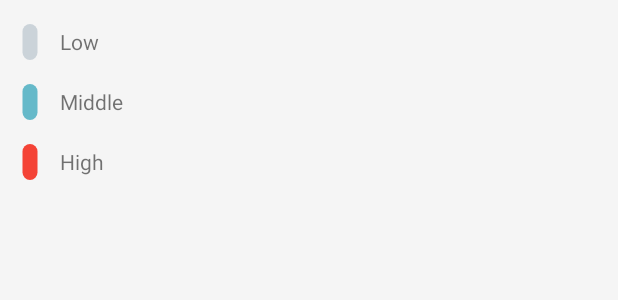
After one commit to ozh-dev/ToDayToDone, an Android app: the layout layout_sort.xml on its own in the app's theme, with its tools: preview values and no code run, on a phone screen of 412 x 824 dp. The commit adds this screen. Shown: the top 300 px of the screen. Run offline under Robolectric (Android 15) with nearby library versions, the phone set to English and light mode, and no system bars.

Commit message:
Added Sort dialog and sort logic

```diff
--- a/app/src/main/java/ru/ozh/application/screen/SwipeController.kt
+++ b/app/src/main/java/ru/ozh/application/screen/SwipeController.kt
@@ -93,12 +93,12 @@ class SwipeController(
         }
 
         if (isLtr) {
-            if (abs(deltaX) == threshold) {
+            if (abs(deltaX) == threshold && isCurrentlyActive) {
                 swipeAction = SwipeAction.REMOVE
             }
             drawRemove(canvas, viewHolder.itemView, deltaX.toInt())
         } else {
-            if (abs(deltaX) == threshold) {
+            if (abs(deltaX) == threshold && isCurrentlyActive) {
                 swipeAction = SwipeAction.DONE
             }
             drawDone(canvas, viewHolder.itemView, deltaX.toInt())
--- a/app/src/main/java/ru/ozh/application/view/PriorityView.kt
+++ b/app/src/main/java/ru/ozh/application/view/PriorityView.kt
@@ -43,8 +43,6 @@ class PriorityView @JvmOverloads constructor(
             context.theme
         )
         paint.strokeWidth = strokeWidth
-
-        isClickable = true
     }
 
     override fun onDraw(canvas: Canvas) {
--- /dev/null
+++ b/app/src/main/res/drawable/bg_rect_round_12.xml
@@ -0,0 +1,6 @@
+<?xml version="1.0" encoding="utf-8"?>
+<shape android:shape="rectangle"
+    xmlns:android="http://schemas.android.com/apk/res/android">
+    <corners android:radius="12dp" />
+    <solid android:color="@color/white" />
+</shape>
--- /dev/null
+++ b/app/src/main/res/layout/layout_sort.xml
@@ -0,0 +1,73 @@
+<?xml version="1.0" encoding="utf-8"?>
+<LinearLayout xmlns:android="http://schemas.android.com/apk/res/android"
+    xmlns:app="http://schemas.android.com/apk/res-auto"
+    android:id="@+id/color_choose_view"
+    android:layout_width="120dp"
+    android:layout_height="wrap_content"
+    android:paddingVertical="8dp"
+    android:orientation="vertical">
+
+    <LinearLayout
+        android:id="@+id/low_sort_btn"
+        android:background="?selectableItemBackground"
+        android:layout_width="match_parent"
+        android:layout_height="wrap_content"
+        android:gravity="center_vertical"
+        android:orientation="horizontal">
+
+        <ru.ozh.application.view.PriorityView
+            android:id="@+id/low_priority_btn"
+            android:layout_width="40dp"
+            android:layout_height="40dp"
+            app:cv_priority="low" />
+
+        <TextView
+            android:layout_width="wrap_content"
+            android:layout_height="wrap_content"
+            android:text="@string/sort_low_text" />
+
+    </LinearLayout>
+
+    <LinearLayout
+        android:id="@+id/middle_sort_btn"
+        android:background="?selectableItemBackground"
+        android:layout_width="match_parent"
+        android:layout_height="wrap_content"
+        android:gravity="center_vertical"
+        android:orientation="horizontal">
+
+        <ru.ozh.application.view.PriorityView
+            android:id="@+id/middle_priority_btn"
+            android:layout_width="40dp"
+            android:layout_height="40dp"
+            app:cv_priority="middle" />
+
+        <TextView
+            android:layout_width="wrap_content"
+            android:layout_height="wrap_content"
+            android:text="@string/sort_middle_text" />
+
+    </LinearLayout>
+
+    <LinearLayout
+        android:id="@+id/high_sort_btn"
+        android:background="?selectableItemBackground"
+        android:layout_width="match_parent"
+        android:layout_height="wrap_content"
+        android:gravity="center_vertical"
+        android:orientation="horizontal">
+
+        <ru.ozh.application.view.PriorityView
+            android:id="@+id/high_priority_btn"
+            android:layout_width="40dp"
+            android:layout_height="40dp"
+            app:cv_priority="high" />
+
+        <TextView
+            android:layout_width="wrap_content"
+            android:layout_height="wrap_content"
+            android:text="@string/sort_high_text" />
+
+    </LinearLayout>
+
+</LinearLayout>
--- a/app/src/main/res/values/strings.xml
+++ b/app/src/main/res/values/strings.xml
@@ -4,4 +4,7 @@
     <string name="add_hint">What we have to do?</string>
     <string name="ignore_tag">ignore</string>
     <string name="input_task_message">Please, type task!</string>
+    <string name="sort_low_text">Low</string>
+    <string name="sort_middle_text">Middle</string>
+    <string name="sort_high_text">High</string>
 </resources>
```
Also changed, not shown: app/src/main/java/ru/ozh/application/domain/Priority.kt (+5 -5 lines), app/src/main/java/ru/ozh/application/screen/TaskViewModel.kt (+7 -1 lines), app/src/main/java/ru/ozh/application/screen/TasksActivity.kt (+39 -3 lines).
